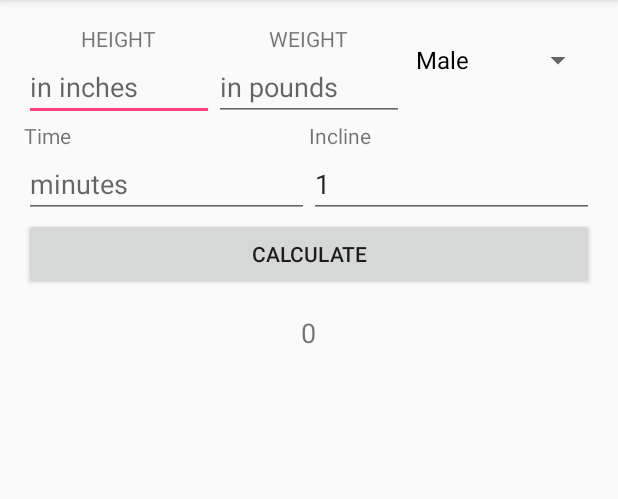
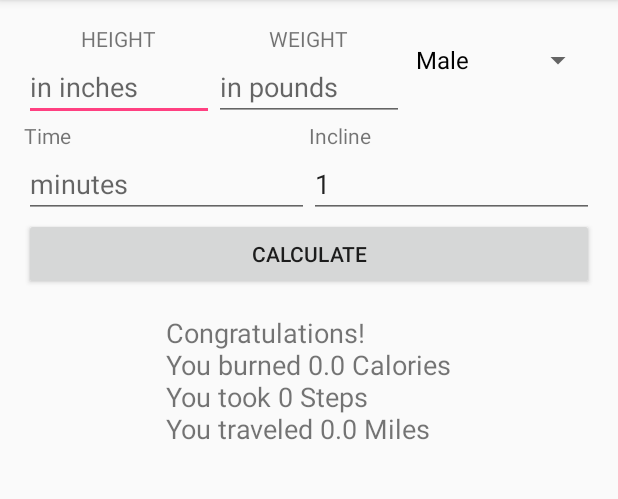
Before and after one commit to ChiefD425/Treadmill_Application, an Android app: the screen it shows after launch (MainActivity), after a tap on "CALCULATE", on a phone screen of 412 x 824 dp, the part 84-583 px from its top. Run offline under Robolectric (Android 15) with nearby library versions, the phone set to English and light mode, and no system bars; 5 statements that could not run were skipped.

Commit message:
added calculations, still fixing math

```diff
--- a/app/src/main/java/com/example/android/treadmilltestapplication/MainActivity.java
+++ b/app/src/main/java/com/example/android/treadmilltestapplication/MainActivity.java
@@ -6,12 +6,19 @@ import android.util.Log;
 import android.view.View;
 import android.widget.AdapterView;
 import android.widget.ArrayAdapter;
+import android.widget.EditText;
 import android.widget.Spinner;
+import android.widget.TextView;
 
 public class MainActivity extends AppCompatActivity {
 
     int sex = 0; //if sex = 0 then male, if sex = 1 then female
     String sexString = "";
+    int height = 0;
+    int weight = 0;
+    float time = 0;
+    float incline = 0;
+    float speed = 0;
 
     @Override
     protected void onCreate(Bundle savedInstanceState) {
@@ -37,7 +44,6 @@ public class MainActivity extends AppCompatActivity {
                         sexString = "Female";
                     } else
                         sexString = "Male";
-                    Log.v("MainActivity", sexString);
 
                 }
             }
@@ -49,5 +55,95 @@ public class MainActivity extends AppCompatActivity {
         });
     }
 
+    public void calculateResults(View v) {
 
+        double milesPerMinute = 0;
+        double weightInKilograms = 0;
+        double caloriesPerMinute = 0;
+        double totalCalorieBurn = 0;
+        int steps = 0;
+        double distance = 0;
+
+        //grab the height
+        EditText heightTextView = (EditText) findViewById(R.id.height_input);
+//todo fix error with blank input
+        height = Integer.parseInt(heightTextView.getText().toString());
+
+        //grab the weight
+        EditText weightTextView = (EditText) findViewById(R.id.weight_input);
+        weight = Integer.parseInt(weightTextView.getText().toString());
+
+        //grab the time
+        EditText timeTextView = (EditText) findViewById(R.id.time_on_treadmill);
+        time = Float.parseFloat(timeTextView.getText().toString());
+
+        //grab the speed
+        EditText speedTextView = (EditText) findViewById(R.id.speed);
+        speed = Float.parseFloat(speedTextView.getText().toString());
+
+        //grab the incline
+        EditText inclineTextView = (EditText) findViewById(R.id.incline_percentage);
+        incline = Float.parseFloat(inclineTextView.getText().toString());
+        incline = incline / 100;
+
+        milesPerMinute = speed * 26.8;
+        weightInKilograms = weight / 2.2;
+        caloriesPerMinute = oxygenUsed(milesPerMinute) * weightInKilograms;
+        totalCalorieBurn = caloriesPerMinute * time;
+        steps = (int) (stepsPerMile() * time);
+        distance = time * (speed / 60);
+
+        displayResults(totalCalorieBurn, steps, distance);
+
+
+    }
+
+    private void displayResults(double totalCalorieBurn, int steps, double distance) {
+        TextView resultsTextView = (TextView) findViewById(R.id.results);
+
+        String workoutSummary = "";
+        workoutSummary += "Congratulations!";
+        workoutSummary += "\nYou burned " + totalCalorieBurn + " Calories";
+        workoutSummary += "\nYou took " + steps + " Steps";
+        workoutSummary += "\nYou traveled " + distance + " Miles";
+
+        resultsTextView.setText(workoutSummary);
+    }
+
+    private double oxygenUsed(double milesPerMinute) {
+
+        double oxygenUsedCalculation = 0;
+
+        if (speed > 3.7) {
+            oxygenUsedCalculation = (milesPerMinute * 0.2);
+            oxygenUsedCalculation += (milesPerMinute * incline * 0.9);
+            oxygenUsedCalculation += 3.5;
+        } else {
+            oxygenUsedCalculation = (milesPerMinute * 0.1);
+            oxygenUsedCalculation += (milesPerMinute * incline * 1.8);
+            oxygenUsedCalculation += 3.5;
+            Log.v("milesPerMinute", String.valueOf(milesPerMinute));
+            Log.v("oxygenUsed", String.valueOf(oxygenUsedCalculation));
+        }
+
+        return oxygenUsedCalculation;
+    }
+
+    private int stepsPerMile() {
+
+        int stepsPerMileCalculation = 0;
+
+        if (speed >= 5) {
+            stepsPerMileCalculation = 1084;
+            stepsPerMileCalculation += ((143.6 * (60 / speed)) - (13.5 * height));
+            return stepsPerMileCalculation;
+        }
+        if (sexString == "Male") {
+            stepsPerMileCalculation = 1916;
+        } else
+            stepsPerMileCalculation = 1949;
+
+        stepsPerMileCalculation += ((63.4 * (60 / speed)) - (14.1 * height));
+        return stepsPerMileCalculation;
+    }
 }
```
